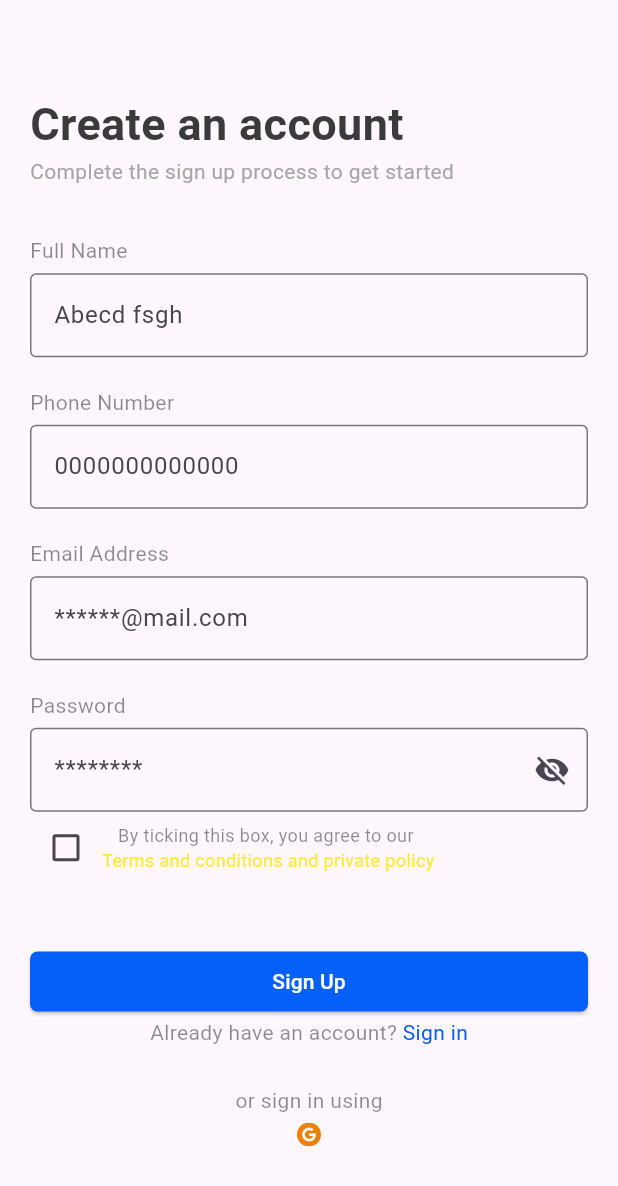
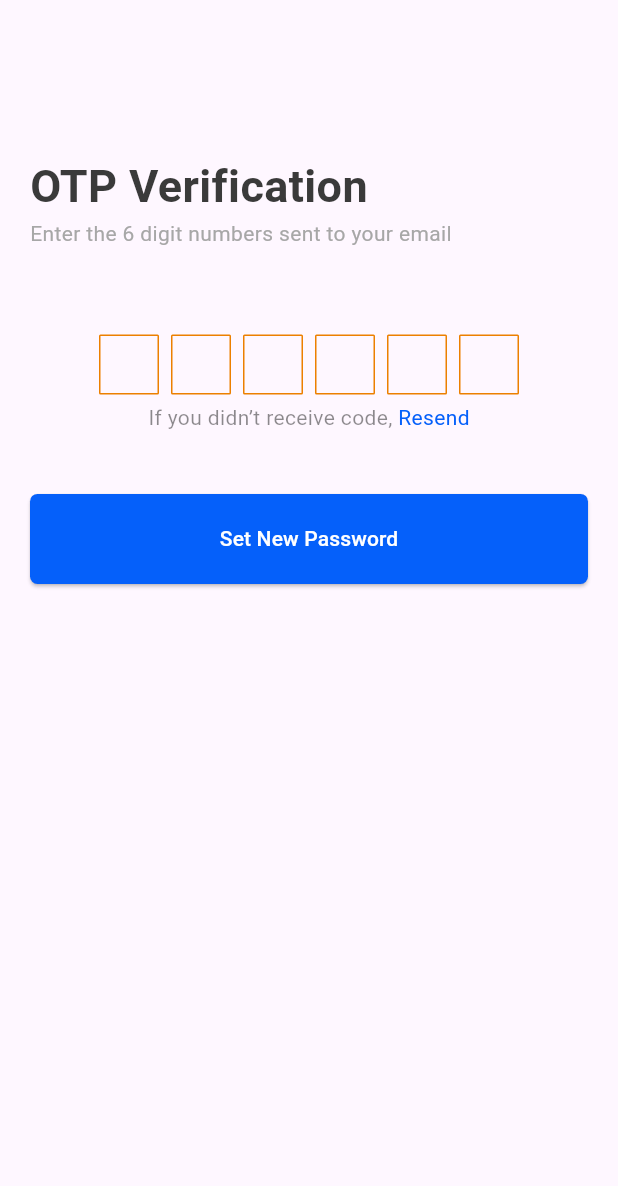
Before and after one commit to NurikD/redi_express, a Flutter app: the screen it shows after launch, on a phone screen of 412 x 824 dp. Shown: the top 1186 px of the screen. Run offline on Flutter 3.47's test engine with Material 3 defaults, Android fonts, the phone set to English and light mode, and no system bars; drawn by our look-alikes of pinput; our stand-ins replace dots_indicator, flutter_svg, google_fonts.

Commit message:
version 16.02.2024

```diff
--- /dev/null
+++ b/lib/auth/otp_verification.dart
@@ -0,0 +1,109 @@
+import 'package:flutter/material.dart';
+import 'package:google_fonts/google_fonts.dart';
+import 'package:pinput/pinput.dart';
+
+class EmailVerification extends StatefulWidget {
+  const EmailVerification({super.key});
+
+  @override
+  State<EmailVerification> createState() => _EmailVerificationState();
+}
+
+class _EmailVerificationState extends State<EmailVerification> {
+
+  final defaultPinTheme = PinTheme(
+    width: 40,
+    height: 40,
+    textStyle: const TextStyle(fontSize: 20, color: Color.fromRGBO(30, 60, 87, 1), fontWeight: FontWeight.w600),
+    decoration: BoxDecoration(
+      border: Border.all(color: const Color(0xffEC8000)),
+      borderRadius: BorderRadius.circular(1),
+    ),
+  );
+
+  @override
+  Widget build(BuildContext context) {
+    return Scaffold(
+      body: SingleChildScrollView(
+        child: Column(
+          children: [
+            SizedBox(
+              height: MediaQuery.of(context).size.height * 0.1,
+            ),
+            Form(
+              child: Padding(
+                padding: const EdgeInsets.all(20),
+                child: Column(
+                  crossAxisAlignment: CrossAxisAlignment.start,
+                  children: [
+                    Text(
+                      'OTP Verification',
+                      style: GoogleFonts.roboto(
+                          textStyle: const TextStyle(
+                              fontSize: 30,
+                              color: Color(0xff3A3A3A),
+                              fontWeight: FontWeight.bold)),
+                    ),
+                    Text('Enter the 6 digit numbers sent to your email',
+                        style: GoogleFonts.roboto(
+                            textStyle: const TextStyle(
+                              color: Color(0xffA7A7A7),
+                            ))),
+                    SizedBox(
+                      height: MediaQuery.of(context).size.height * 0.07,
+                    ),
+                    Center(
+                      child: Pinput(
+                        length: 6,
+                        defaultPinTheme: defaultPinTheme,
+                        validator: (s) {
+                          return s == '2222' ? null : 'Pin is incorrect';
+                        },
+                        pinputAutovalidateMode: PinputAutovalidateMode.onSubmit,
+                        showCursor: true,
+                        onCompleted: (pin) => print(pin),
+                      ),
+                      ),
+                    const Padding(padding: EdgeInsets.only(top: 5)),
+                    Row(
+                      mainAxisAlignment: MainAxisAlignment.center,
+                      children: [
+                        const Text('If you didn’t receive code, ', style: TextStyle(
+                          color: Colors.black45
+                        ),),
+                        GestureDetector(
+                          onTap: (){},
+                          child: const Text('Resend', style: TextStyle(
+                            color: Color(0xff0560FA)
+                          ),),
+                        )
+                      ],
+                    ),
+                    SizedBox(
+                      height: MediaQuery.of(context).size.height * 0.05,
+                    ),
+                    Container(
+                        width: double.infinity,
+                        child: ElevatedButton(
+                          onPressed: () {},
+                          child: const Text(
+                            'Set New Password',
+                            style: TextStyle(color: Colors.white),
+                          ),
+                          style: ElevatedButton.styleFrom(
+                              shape: RoundedRectangleBorder(
+                                  borderRadius: BorderRadius.circular(5)),
+                              backgroundColor: const Color(0xff0560FA),
+                              minimumSize: const Size(150, 60)
+                          ),
+                        ))
+                  ],
+                ),
+              ),
+            )
+          ],
+        ),
+      ),
+    );
+  }
+}
--- a/lib/auth/sign_up.dart
+++ b/lib/auth/sign_up.dart
@@ -110,7 +110,7 @@ class _SignUpState extends State<SignUp> {
                                   ),
                                   Column(
                                     children: [
-                                      Text(
+                                      const Text(
                                         'By ticking this box, you agree to our ',
                                         style: TextStyle(
                                           fontSize: 12,
@@ -119,7 +119,7 @@ class _SignUpState extends State<SignUp> {
                                       ),
                                       GestureDetector(
                                         onTap: () => launch('https://google.com'),
-                                        child: Text(
+                                        child: const Text(
                                           'Terms and conditions and private policy',
                                           style: TextStyle(
                                             fontSize: 12,
@@ -132,19 +132,20 @@ class _SignUpState extends State<SignUp> {
                                 ],
                               ),
                               SizedBox(
-                                height: MediaQuery.of(context).size.height * 0.05,
+                                height: MediaQuery.of(context).size.height * 0.1  ,
                               ),
                               Container(
                                   width: double.infinity,
                                   child: ElevatedButton(onPressed: (){
                                   },
-                                    child: Text('Sign Up', style: TextStyle(
+                                    child: const Text('Sign Up', style: TextStyle(
                                         color: Colors.white
                                     ),),
                                     style: ElevatedButton.styleFrom(
                                       shape: RoundedRectangleBorder(
                                           borderRadius: BorderRadius.circular(5)),
                                       backgroundColor: const Color(0xff0560FA),
+                                        minimumSize: const Size(150, 60)
                                     ),
                                   )
                               ),
@@ -159,7 +160,7 @@ class _SignUpState extends State<SignUp> {
                                   GestureDetector(
                                     onTap: () {
                                       Navigator.of(context).pushReplacement(MaterialPageRoute(
-                                          builder: (context) => LogIn()));
+                                          builder: (context) => const LogIn()));
                                     },
                                     child: const Text(
                                       'Sign in',
@@ -168,14 +169,14 @@ class _SignUpState extends State<SignUp> {
                                   )
                                 ],
                               ),
-                              Padding(padding: EdgeInsets.only(top: 25)),
+                              const Padding(padding: EdgeInsets.only(top: 25)),
                               Center(
                                   child: Column(
                                     children: [
-                                      Text('or sign in using', style: TextStyle(
+                                      const Text('or sign in using', style: TextStyle(
                                           color: Colors.black45
                                       ),),
-                                      Padding(padding: EdgeInsets.only(top: 5)),
+                                      const Padding(padding: EdgeInsets.only(top: 5)),
                                       SvgPicture.asset('assets/images/google-icon.svg'),
                                     ],
                                   )
--- a/lib/main.dart
+++ b/lib/main.dart
@@ -1,10 +1,12 @@
 import 'package:flutter/material.dart';
+import 'package:redi_express/auth/otp_verification.dart';
 import 'package:redi_express/auth/sign_up.dart';
 import 'package:redi_express/welcome/first_screen.dart';
 import 'package:redi_express/welcome/second_screen.dart';
 import 'package:redi_express/welcome/splash.dart';
 import 'package:redi_express/welcome/third_screen.dart';
 import 'package:redi_express/auth/log_in.dart';
+import 'package:redi_express/auth/forgot_password.dart';
 
 void main() {
   runApp(const MyApp());
@@ -17,7 +19,7 @@ class MyApp extends StatelessWidget {
   Widget build(BuildContext context) {
     return MaterialApp(
       debugShowCheckedModeBanner: false,
-      home: const SignUp(),
+      home: const EmailVerification(),
       routes: {
         '/splash': (context) => const SplashScreen(),
         '/firstScreen': (context) => const FirstScreen(),
@@ -25,6 +27,9 @@ class MyApp extends StatelessWidget {
         '/thirdScreen': (context) => const ThirdScreen(),
         '/signUp': (context) => const SignUp(),
         '/logIn': (context) => const LogIn(),
+        '/forgotPass': (context) => const ForgotPass(),
+        '/emailVerification': (context) => const EmailVerification(),
+
       },
     );
   }
--- a/lib/welcome/third_screen.dart
+++ b/lib/welcome/third_screen.dart
@@ -58,6 +58,7 @@ class _thirdScreenState extends State<ThirdScreen> {
                           shape: RoundedRectangleBorder(
                               borderRadius: BorderRadius.circular(5)),
                           backgroundColor: Color(0xff0560FA),
+                            minimumSize: Size(150, 60)
                         ),
                       ),
                     )),
--- a/pubspec.yaml
+++ b/pubspec.yaml
@@ -19,6 +19,7 @@ dependencies:
   url_launcher: ^6.2.4
   google_fonts: ^6.1.0
   cupertino_icons: ^1.0.2
+  pinput: ^4.0.0
 
 
 dev_dependencies:
```
Also changed, not shown: lib/auth/forgot_password.dart (+61 -4 lines), lib/auth/log_in.dart (+21 -9 lines), lib/welcome/second_screen.dart (+7 -7 lines), lib/welcome/first_screen.dart (indentation only), pubspec.lock, 10 other files.
